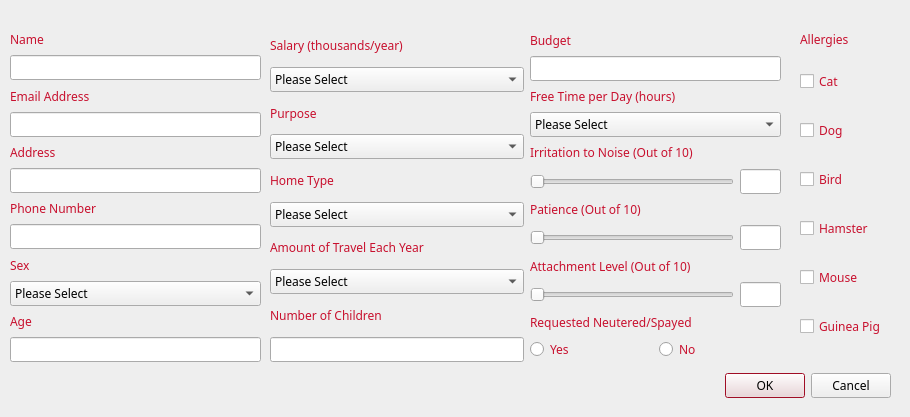
cameronhawtin/Animal-Farm-cuACS, file cuACS/addclient.ui: the form before one commit.
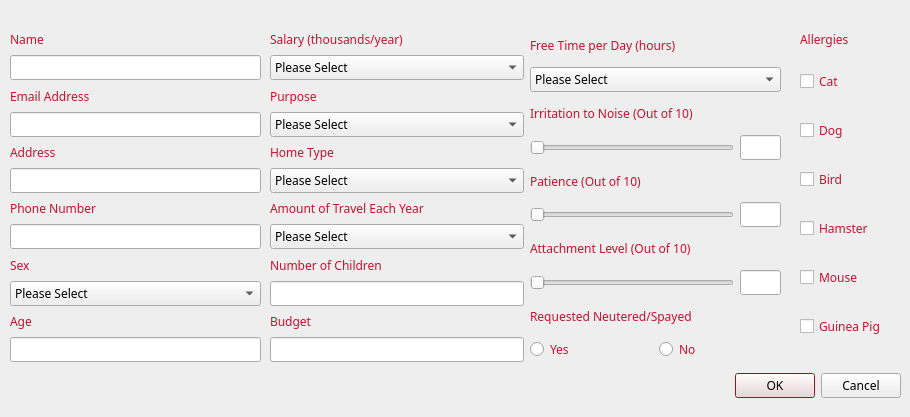
The form after the commit.

Diff of the .ui file:
```diff
--- a/cuACS/addclient.ui
+++ b/cuACS/addclient.ui
@@ -166,7 +166,7 @@
   <widget class="QDialogButtonBox" name="buttonBox">
    <property name="geometry">
     <rect>
-     <x>550</x>
+     <x>560</x>
      <y>370</y>
      <width>341</width>
      <height>32</height>
@@ -197,23 +197,6 @@
     </rect>
    </property>
    <layout class="QVBoxLayout" name="verticalLayout_5">
-    <item>
-     <widget class="QLabel" name="budgetLabel">
-      <property name="enabled">
-       <bool>true</bool>
-      </property>
-      <property name="text">
-       <string>Budget</string>
-      </property>
-     </widget>
-    </item>
-    <item>
-     <widget class="QLineEdit" name="budgetLineEdit">
-      <property name="enabled">
-       <bool>true</bool>
-      </property>
-     </widget>
-    </item>
     <item>
      <widget class="QLabel" name="freeTimeLabel">
       <property name="enabled">
@@ -760,6 +743,23 @@
       </property>
      </widget>
     </item>
+    <item>
+     <widget class="QLabel" name="budgetLabel">
+      <property name="enabled">
+       <bool>true</bool>
+      </property>
+      <property name="text">
+       <string>Budget</string>
+      </property>
+     </widget>
+    </item>
+    <item>
+     <widget class="QLineEdit" name="budgetLineEdit">
+      <property name="enabled">
+       <bool>true</bool>
+      </property>
+     </widget>
+    </item>
    </layout>
   </widget>
   <widget class="QWidget" name="layoutWidget">
@@ -767,7 +767,7 @@
     <rect>
      <x>800</x>
      <y>50</y>
-     <width>91</width>
+     <width>104</width>
      <height>311</height>
     </rect>
    </property>
```
